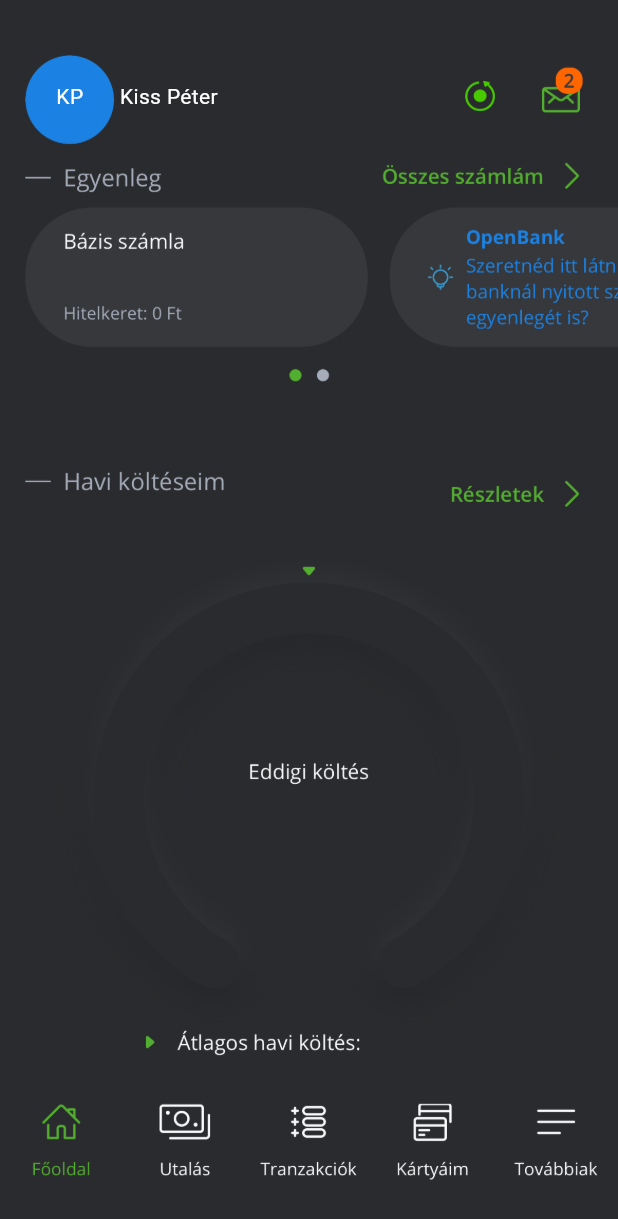
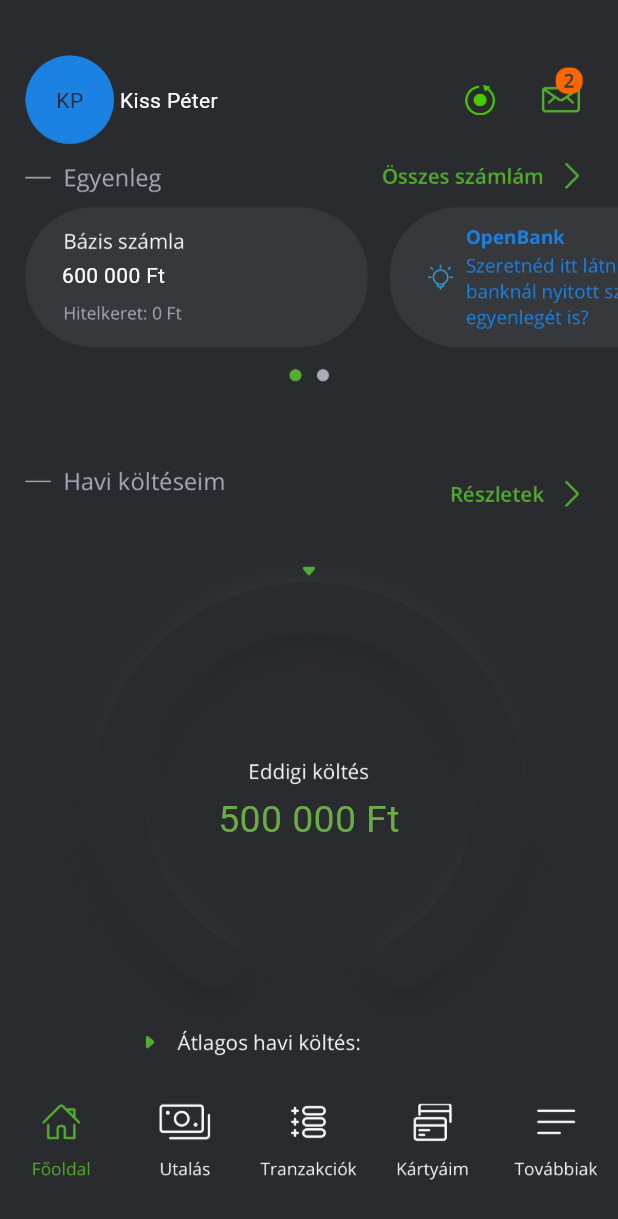
Before and after one commit to Wemzi/otp-rewind, a Flutter app: the screen it shows after launch, on a phone screen of 412 x 824 dp. Shown: the top 1219 px of the screen. Run offline on Flutter 3.47's test engine with Material 2 defaults, Android fonts, the phone set to English and light mode, and no system bars; accounts and stored records are empty; network calls fail.

Commit message:
Page transition added + refactor
Note: you can go back from the rewind page by calling: Navigator.pop() in the context of the Opening page. + OTP rewind can opened by clicking the button

```diff
--- a/frontend/lib/main.dart
+++ b/frontend/lib/main.dart
@@ -3,11 +3,20 @@ import 'package:http/http.dart';
 import "backend.dart" as backend;
 
 void main() {
-  runApp(const MyApp());
+  runApp(const OTPRewind());
 }
 
-class MyApp extends StatelessWidget {
-  const MyApp({super.key});
+
+final lightGreen = Colors.green.shade300;
+final mediumGreen = Colors.green.shade600;
+final darkGreen = Colors.green.shade900;
+const colorOTPgreen = Color.fromARGB(255, 106, 172, 69);
+const colorOTPgrey = Color.fromARGB(255, 167, 172, 184);
+const colorOTPwhite = Color.fromARGB(255, 250, 251, 252);
+const colorOTPdarkGrey = Color.fromARGB(255, 42, 43, 46);
+
+class OTPRewind extends StatelessWidget {
+  const OTPRewind({super.key});
 
   // This widget is the root of your application.
   @override
@@ -15,51 +24,25 @@ class MyApp extends StatelessWidget {
     return MaterialApp(
       title: 'OTP Rewind',
       theme: ThemeData(
-        // This is the theme of your application.
-        //
-        // TRY THIS: Try running your application with "flutter run". You'll see
-        // the application has a blue toolbar. Then, without quitting the app,
-        // try changing the seedColor in the colorScheme below to Colors.green
-        // and then invoke "hot reload" (save your changes or press the "hot
-        // reload" button in a Flutter-supported IDE, or press "r" if you used
-        // the command line to start the app).
-        //
-        // Notice that the counter didn't reset back to zero; the application
-        // state is not lost during the reload. To reset the state, use hot
-        // restart instead.
-        //
-        // This works for code too, not just values: Most code changes can be
-        // tested with just a hot reload.
         colorScheme: ColorScheme.fromSeed(seedColor: Colors.deepPurple),
         useMaterial3: true,
       ),
-      home: const MyHomePage(title: 'OTP Rewind Demo'),
+      home: const OTPAppPage(title: 'OTP Rewind Demo'),
     );
   }
 }
 
-class MyHomePage extends StatefulWidget {
-  const MyHomePage({super.key, required this.title});
+class OTPAppPage extends StatefulWidget {
+  const OTPAppPage({super.key, required this.title});
 
-  // This widget is the home page of your application. It is stateful, meaning
-  // that it has a State object (defined below) that contains fields that affect
-  // how it looks.
-
-  // This class is the configuration for the state. It holds the values (in this
-  // case the title) provided by the parent (in this case the App widget) and
-  // used by the build method of the State. Fields in a Widget subclass are
-  // always marked "final".
 
   final String title;
 
   @override
-  State<MyHomePage> createState() => _MyHomePageState();
+  State<OTPAppPage> createState() => MainPage();
 }
 
-final lightGreen = Colors.green.shade300;
-final mediumGreen = Colors.green.shade600;
-final darkGreen = Colors.green.shade900;
-class OpeningPage extends StatefulWidget {
+/*class OpeningPage extends StatefulWidget {
 
   @override
   State<OpeningPage> createState() => _OpeningPageState();
@@ -93,7 +76,6 @@ class OpeningPage extends StatefulWidget {
 
 
 //Contains balance info, account holder name, OTP Rewind button.
-class _OpeningPageState extends State<OpeningPage> {
   final _pageController = PageController(initialPage: 0);
 
   @override
@@ -117,12 +99,10 @@ class _OpeningPageState extends State<OpeningPage> {
       ],
     );
   }
-}
+}*/
 
-
-
-class MyPage1Widget extends StatelessWidget {
-  const MyPage1Widget({super.key});
+class RewindStartupPage extends StatelessWidget {
+  const RewindStartupPage({super.key});
 
   @override
   Widget build(BuildContext context) {
@@ -172,7 +152,7 @@ class MyBox extends StatelessWidget {
   }
 }
 
-class _MyHomePageState extends State<MyHomePage> {
+class MainPage extends State<OTPAppPage> {
   bool isLogin = false;
   final _pageController = PageController(initialPage: 0);
   final _controllerBackground = ScrollController();
@@ -218,6 +198,7 @@ class _MyHomePageState extends State<MyHomePage> {
   void rewindTapped()
   {
     print("Rewind tapped");
+    Navigator.push(context, MaterialPageRoute(builder: (context) => const RewindStartupPage()));
   }
 
   String getMonogram(String name)
@@ -252,31 +233,31 @@ class _MyHomePageState extends State<MyHomePage> {
                 scrollDirection: Axis.vertical,
                 child: Container(
                   //color: Colors.red,
-                  width: MediaQuery. of(context). size. width,
+                  width: MediaQuery.of(context).size.width,
                   height: 1700,
                   child: Column(
                     children: <Widget> [
-                      const Row(
+                        Row(
                         children: [
-                          Padding(padding: EdgeInsets.all(27.0))
+                          Padding(padding: EdgeInsets.only(top:MediaQuery.of(context).size.height/14.5,bottom:0,right:0,left:0))
                         ],
                       ),
                       Row(
                         children: [
                           Padding(
-                              padding: EdgeInsets.only(left:MediaQuery. of(context). size. width / 11,bottom:0,right:0,top:0), //apply padding to all four sides
-                              child: Text(backend.currentUser == null ? "KP" : '${getMonogram(backend.currentUser!.name!)}',
-                                style: const TextStyle(color: Colors.white),
+                              padding: EdgeInsets.only(left:MediaQuery.of(context).size.width / 11,bottom:0,right:0,top:0), //apply padding to all four sides
+                              child: Text(backend.currentUser == null ? "KP" : getMonogram(backend.currentUser!.name!),
+                                style: const TextStyle(color: colorOTPdarkGrey),
                               )
                           ),
                           Padding(
-                              padding: EdgeInsets.only(left:MediaQuery. of(context). size. width / 17,bottom:0,right:0,top:0), //apply padding to all four sides
+                              padding: EdgeInsets.only(left:MediaQuery.of(context).size.width / 17,bottom:0,right:0,top:0), //apply padding to all four sides
                               child: Text(backend.currentUser == null ? "Kiss Péter" : '${backend.currentUser!.name}',
-                                style: const TextStyle(color: Colors.white),
+                                style: const TextStyle(color: colorOTPwhite),
                               )
                           ),
                           Padding(
-                            padding: EdgeInsets.only(left:MediaQuery. of(context). size. width/ 2.5,bottom:0,right:0,top:0), //apply padding to all four sides
+                            padding: EdgeInsets.only(left:MediaQuery.of(context).size.width/ 2.5,bottom:0,right:0,top:0), //apply padding to all four sides
                             child: GestureDetector(
                               onTap: () {rewindTapped();},
                               child: Container(
@@ -287,7 +268,22 @@ class _MyHomePageState extends State<MyHomePage> {
                             ),
                           ),
                         ],
-                      )
+                      ),
+                        Row(
+                        children: [
+                          Padding(padding: EdgeInsets.only(top:MediaQuery.of(context).size.height/8.5,left:MediaQuery.of(context).size.width/10),
+                              child: Text(backend.currentUser == null ? "600 000 Ft" : '${backend.currentUser!.name}',
+                                style: const TextStyle(color: colorOTPwhite),)  //TODO: real money value from db
+                          ),
+                        ],
+                      ),
+                      Container(
+                        child:
+                          Padding(padding: EdgeInsets.only(top:MediaQuery.of(context).size.height/2.46,),
+                              child: Text(backend.currentUser == null ? "500 000 Ft" : '${backend.currentUser!.name}',
+                              style: const TextStyle(color: colorOTPgreen, fontSize: 25), textAlign: TextAlign.center,)  //TODO: real spend value from db
+                        ),
+                      ),
                     ],
                   ),
                 ),
@@ -295,9 +291,7 @@ class _MyHomePageState extends State<MyHomePage> {
               Align(alignment: FractionalOffset.bottomCenter , child:Image.asset("resources/images/hud_main.jpg")),
             ],
           ),
-        ),
-        OpeningPage(),
-        const MyPage1Widget(),
+        )
       ],
     );
   }
```
